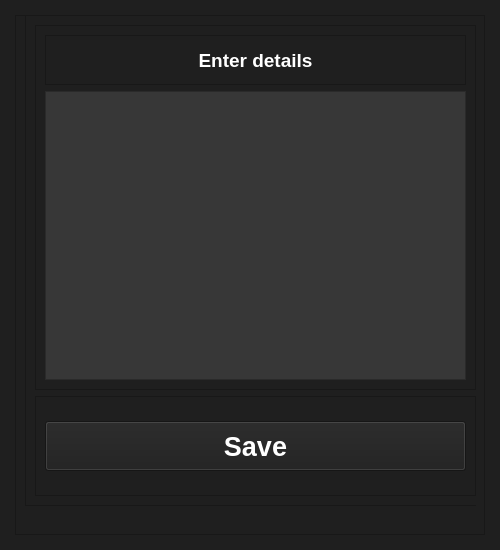
The window that circleTimer.ui (gutmmm/TimerPasswordBox) describes before a commit, drawn with Qt 5.
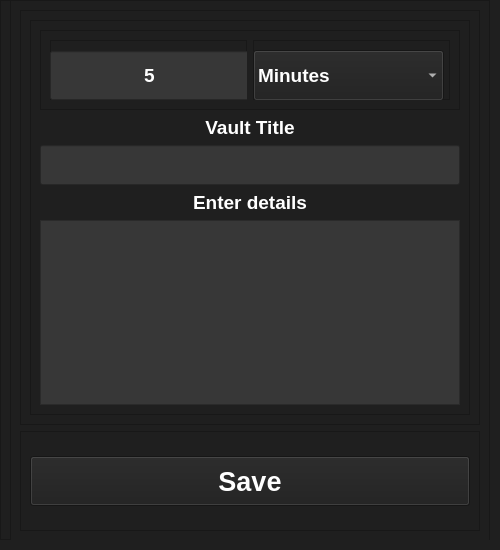
The same window after the commit. The open tabs and pages were chosen to show the change. Custom widgets are drawn as their Qt base class.

Patch:
```diff
--- a/circleTimer.ui
+++ b/circleTimer.ui
@@ -58,9 +58,9 @@
      <colorrole role="Base">
       <brush brushstyle="SolidPattern">
        <color alpha="255">
-        <red>255</red>
-        <green>255</green>
-        <blue>255</blue>
+        <red>31</red>
+        <green>31</green>
+        <blue>31</blue>
        </color>
       </brush>
      </colorrole>
@@ -105,9 +105,9 @@
      <colorrole role="Base">
       <brush brushstyle="SolidPattern">
        <color alpha="255">
-        <red>255</red>
-        <green>255</green>
-        <blue>255</blue>
+        <red>31</red>
+        <green>31</green>
+        <blue>31</blue>
        </color>
       </brush>
      </colorrole>
@@ -182,44 +182,44 @@
   <widget class="QWidget" name="centralwidget">
    <property name="minimumSize">
     <size>
-     <width>0</width>
-     <height>550</height>
+     <width>490</width>
+     <height>540</height>
     </size>
    </property>
    <property name="maximumSize">
     <size>
-     <width>16777215</width>
-     <height>550</height>
+     <width>490</width>
+     <height>540</height>
     </size>
    </property>
    <layout class="QVBoxLayout" name="verticalLayout_3">
     <property name="spacing">
-     <number>15</number>
+     <number>7</number>
     </property>
     <property name="leftMargin">
-     <number>15</number>
+     <number>0</number>
     </property>
     <property name="topMargin">
-     <number>15</number>
+     <number>0</number>
     </property>
     <property name="rightMargin">
-     <number>15</number>
+     <number>0</number>
     </property>
     <property name="bottomMargin">
-     <number>15</number>
+     <number>0</number>
     </property>
     <item>
      <widget class="QFrame" name="floating_frame">
       <property name="minimumSize">
        <size>
-        <width>0</width>
-        <height>458</height>
+        <width>490</width>
+        <height>540</height>
        </size>
       </property>
       <property name="maximumSize">
        <size>
-        <width>16777215</width>
-        <height>550</height>
+        <width>490</width>
+        <height>540</height>
        </size>
       </property>
       <property name="frameShape">
@@ -233,20 +233,20 @@
         <rect>
          <x>10</x>
          <y>0</y>
-         <width>451</width>
-         <height>500</height>
+         <width>481</width>
+         <height>550</height>
         </rect>
        </property>
        <property name="minimumSize">
         <size>
-         <width>0</width>
-         <height>500</height>
+         <width>481</width>
+         <height>550</height>
         </size>
        </property>
        <property name="maximumSize">
         <size>
-         <width>16777215</width>
-         <height>500</height>
+         <width>500</width>
+         <height>550</height>
         </size>
        </property>
        <widget class="QWidget" name="page">
@@ -382,15 +382,39 @@
         </layout>
        </widget>
        <widget class="QWidget" name="page_2">
+        <property name="minimumSize">
+         <size>
+          <width>500</width>
+          <height>0</height>
+         </size>
+        </property>
+        <property name="maximumSize">
+         <size>
+          <width>500</width>
+          <height>16777215</height>
+         </size>
+        </property>
         <widget class="QFrame" name="frame_5">
          <property name="geometry">
           <rect>
            <x>0</x>
            <y>0</y>
-           <width>461</width>
-           <height>491</height>
+           <width>480</width>
+           <height>541</height>
           </rect>
          </property>
+         <property name="minimumSize">
+          <size>
+           <width>480</width>
+           <height>0</height>
+          </size>
+         </property>
+         <property name="maximumSize">
+          <size>
+           <width>480</width>
+           <height>16777215</height>
+          </size>
+         </property>
          <property name="frameShape">
           <enum>QFrame::StyledPanel</enum>
          </property>
@@ -406,7 +430,7 @@
             <property name="frameShadow">
              <enum>QFrame::Raised</enum>
             </property>
-            <layout class="QVBoxLayout" name="verticalLayout_7">
+            <layout class="QHBoxLayout" name="horizontalLayout">
              <item>
               <widget class="QFrame" name="frame_6">
                <property name="minimumSize">
@@ -423,7 +447,158 @@
                </property>
                <layout class="QVBoxLayout" name="verticalLayout_9">
                 <item>
-                 <widget class="QLabel" name="label_2">
+                 <widget class="QFrame" name="frame_9">
+                  <property name="minimumSize">
+                   <size>
+                    <width>0</width>
+                    <height>80</height>
+                   </size>
+                  </property>
+                  <property name="frameShape">
+                   <enum>QFrame::StyledPanel</enum>
+                  </property>
+                  <property name="frameShadow">
+                   <enum>QFrame::Raised</enum>
+                  </property>
+                  <layout class="QHBoxLayout" name="horizontalLayout_2">
+                   <item>
+                    <widget class="QFrame" name="frame_11">
+                     <property name="frameShape">
+                      <enum>QFrame::StyledPanel</enum>
+                     </property>
+                     <property name="frameShadow">
+                      <enum>QFrame::Raised</enum>
+                     </property>
+                     <widget class="QSpinBox" name="delaySet">
+                      <property name="geometry">
+                       <rect>
+                        <x>0</x>
+                        <y>10</y>
+                        <width>201</width>
+                        <height>51</height>
+                       </rect>
+                      </property>
+                      <property name="font">
+                       <font>
+                        <pointsize>14</pointsize>
+                        <weight>75</weight>
+                        <bold>true</bold>
+                       </font>
+                      </property>
+                      <property name="styleSheet">
+                       <string notr="true">color: rgb(255, 255, 255);
+background-color: rgb(55, 55, 55);</string>
+                      </property>
+                      <property name="alignment">
+                       <set>Qt::AlignCenter</set>
+                      </property>
+                      <property name="buttonSymbols">
+                       <enum>QAbstractSpinBox::NoButtons</enum>
+                      </property>
+                      <property name="minimum">
+                       <number>1</number>
+                      </property>
+                      <property name="value">
+                       <number>5</number>
+                      </property>
+                     </widget>
+                    </widget>
+                   </item>
+                   <item>
+                    <widget class="QFrame" name="frame_10">
+                     <property name="frameShape">
+                      <enum>QFrame::StyledPanel</enum>
+                     </property>
+                     <property name="frameShadow">
+                      <enum>QFrame::Raised</enum>
+                     </property>
+                     <widget class="QComboBox" name="delay_format">
+                      <property name="geometry">
+                       <rect>
+                        <x>0</x>
+                        <y>10</y>
+                        <width>191</width>
+                        <height>51</height>
+                       </rect>
+                      </property>
+                      <property name="font">
+                       <font>
+                        <pointsize>14</pointsize>
+                        <weight>75</weight>
+                        <bold>true</bold>
+                       </font>
+                      </property>
+                      <property name="layoutDirection">
+                       <enum>Qt::LeftToRight</enum>
+                      </property>
+                      <property name="styleSheet">
+                       <string notr="true">color: rgb(255, 255, 255);
+selection-color: rgb(119, 118, 123);</string>
+                      </property>
+                      <item>
+                       <property name="text">
+                        <string>Minutes</string>
+                       </property>
+                      </item>
+                      <item>
+                       <property name="text">
+                        <string>Hours</string>
+                       </property>
+                      </item>
+                      <item>
+                       <property name="text">
+                        <string>Days</string>
+                       </property>
+                      </item>
+                     </widget>
+                    </widget>
+                   </item>
+                  </layout>
+                 </widget>
+                </item>
+                <item>
+                 <widget class="QLabel" name="vaultTitleLabel">
+                  <property name="font">
+                   <font>
+                    <pointsize>14</pointsize>
+                    <weight>75</weight>
+                    <bold>true</bold>
+                   </font>
+                  </property>
+                  <property name="styleSheet">
+                   <string notr="true">color: rgb(255, 255, 255);</string>
+                  </property>
+                  <property name="text">
+                   <string>Vault Title</string>
+                  </property>
+                  <property name="alignment">
+                   <set>Qt::AlignCenter</set>
+                  </property>
+                 </widget>
+                </item>
+                <item>
+                 <widget class="QLineEdit" name="vault_title">
+                  <property name="minimumSize">
+                   <size>
+                    <width>0</width>
+                    <height>40</height>
+                   </size>
+                  </property>
+                  <property name="font">
+                   <font>
+                    <pointsize>12</pointsize>
+                    <weight>75</weight>
+                    <bold>true</bold>
+                   </font>
+                  </property>
+                  <property name="styleSheet">
+                   <string notr="true">background-color: rgb(55, 55, 55);
+color: rgb(255, 255, 255);</string>
+                  </property>
+                 </widget>
+                </item>
+                <item>
+                 <widget class="QLabel" name="vaultMessageLabel">
                   <property name="font">
                    <font>
                     <pointsize>14</pointsize>
@@ -442,16 +617,31 @@
                   </property>
                  </widget>
                 </item>
+                <item>
+                 <widget class="QTextEdit" name="vault_message">
+                  <property name="font">
+                   <font>
+                    <pointsize>12</pointsize>
+                    <weight>75</weight>
+                    <bold>true</bold>
+                   </font>
+                  </property>
+                  <property name="styleSheet">
+                   <string notr="true">background-color: rgb(55, 55, 55);
+color: rgb(255, 255, 255);</string>
+                  </property>
+                  <property name="html">
+                   <string>&lt;!DOCTYPE HTML PUBLIC &quot;-//W3C//DTD HTML 4.0//EN&quot; &quot;http://www.w3.org/TR/REC-html40/strict.dtd&quot;&gt;
+&lt;html&gt;&lt;head&gt;&lt;meta name=&quot;qrichtext&quot; content=&quot;1&quot; /&gt;&lt;style type=&quot;text/css&quot;&gt;
+p, li { white-space: pre-wrap; }
+&lt;/style&gt;&lt;/head&gt;&lt;body style=&quot; font-family:'Ubuntu'; font-size:12pt; font-weight:600; font-style:normal;&quot;&gt;
+&lt;p style=&quot;-qt-paragraph-type:empty; margin-top:0px; margin-bottom:0px; margin-left:0px; margin-right:0px; -qt-block-indent:0; text-indent:0px; font-size:11pt; font-weight:400;&quot;&gt;&lt;br /&gt;&lt;/p&gt;&lt;/body&gt;&lt;/html&gt;</string>
+                  </property>
+                 </widget>
+                </item>
                </layout>
               </widget>
              </item>
-             <item>
-              <widget class="QTextEdit" name="textEdit">
-               <property name="styleSheet">
-                <string notr="true">background-color: rgb(55, 55, 55);</string>
-               </property>
-              </widget>
-             </item>
             </layout>
            </widget>
           </item>
@@ -499,13 +689,112 @@
          </layout>
         </widget>
        </widget>
-       <widget class="QWidget" name="page_3"/>
+       <widget class="QWidget" name="page_3">
+        <layout class="QVBoxLayout" name="verticalLayout_7">
+         <item>
+          <widget class="roundProgressBar" name="progressCircle" native="true">
+           <property name="minimumSize">
+            <size>
+             <width>0</width>
+             <height>300</height>
+            </size>
+           </property>
+           <property name="maximumSize">
+            <size>
+             <width>16777215</width>
+             <height>300</height>
+            </size>
+           </property>
+           <widget class="QTimeEdit" name="timeEdit">
+            <property name="enabled">
+             <bool>true</bool>
+            </property>
+            <property name="geometry">
+             <rect>
+              <x>140</x>
+              <y>190</y>
+              <width>181</width>
+              <height>51</height>
+             </rect>
+            </property>
+            <property name="font">
+             <font>
+              <pointsize>16</pointsize>
+              <weight>75</weight>
+              <bold>true</bold>
+             </font>
+            </property>
+            <property name="styleSheet">
+             <string notr="true">color: rgb(255, 255, 255);
+background-color: rgb(255, 255, 255, 0);</string>
+            </property>
+            <property name="alignment">
+             <set>Qt::AlignCenter</set>
+            </property>
+            <property name="readOnly">
+             <bool>true</bool>
+            </property>
+            <property name="buttonSymbols">
+             <enum>QAbstractSpinBox::NoButtons</enum>
+            </property>
+           </widget>
+          </widget>
+         </item>
+         <item>
+          <widget class="QFrame" name="frame_8">
+           <property name="maximumSize">
+            <size>
+             <width>16777215</width>
+             <height>200</height>
+            </size>
+           </property>
+           <property name="frameShape">
+            <enum>QFrame::StyledPanel</enum>
+           </property>
+           <property name="frameShadow">
+            <enum>QFrame::Raised</enum>
+           </property>
+           <layout class="QVBoxLayout" name="verticalLayout_11">
+            <item>
+             <widget class="QLabel" name="message">
+              <property name="font">
+               <font>
+                <pointsize>16</pointsize>
+                <weight>75</weight>
+                <bold>true</bold>
+               </font>
+              </property>
+              <property name="styleSheet">
+               <string notr="true">background-color: rgb(55, 55, 55);
+color: rgb(255, 255, 255);</string>
+              </property>
+              <property name="text">
+               <string/>
+              </property>
+              <property name="alignment">
+               <set>Qt::AlignCenter</set>
+              </property>
+             </widget>
+            </item>
+           </layout>
+          </widget>
+         </item>
+        </layout>
+       </widget>
       </widget>
      </widget>
     </item>
    </layout>
   </widget>
  </widget>
+ <customwidgets>
+  <customwidget>
+   <class>roundProgressBar</class>
+   <extends>QWidget</extends>
+   <header>PySide2extn.RoundProgressBar.h</header>
+   <container>1</container>
+  </customwidget>
+ </customwidgets>
  <resources/>
  <connections/>
 </ui>
```
Left out of the diff: 28 changed lines with no effect on the pictures.
